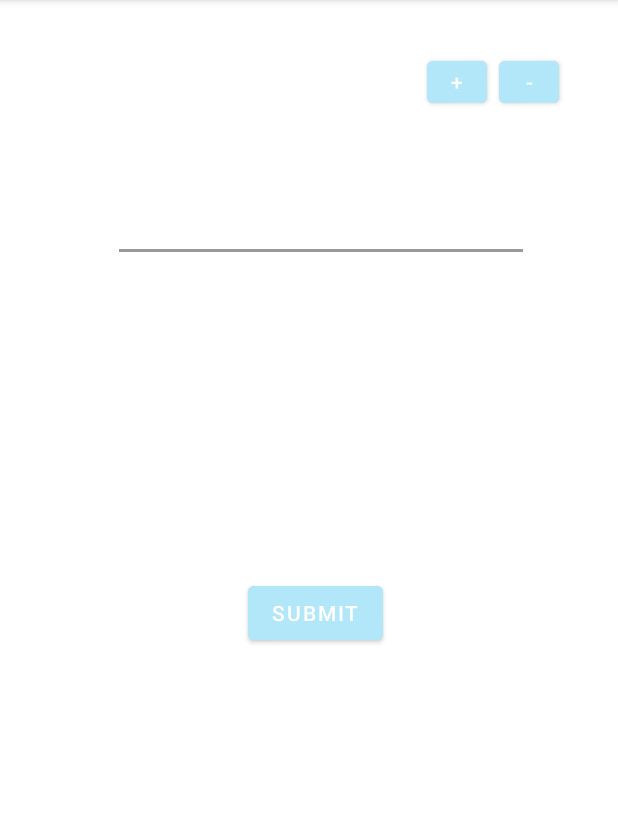
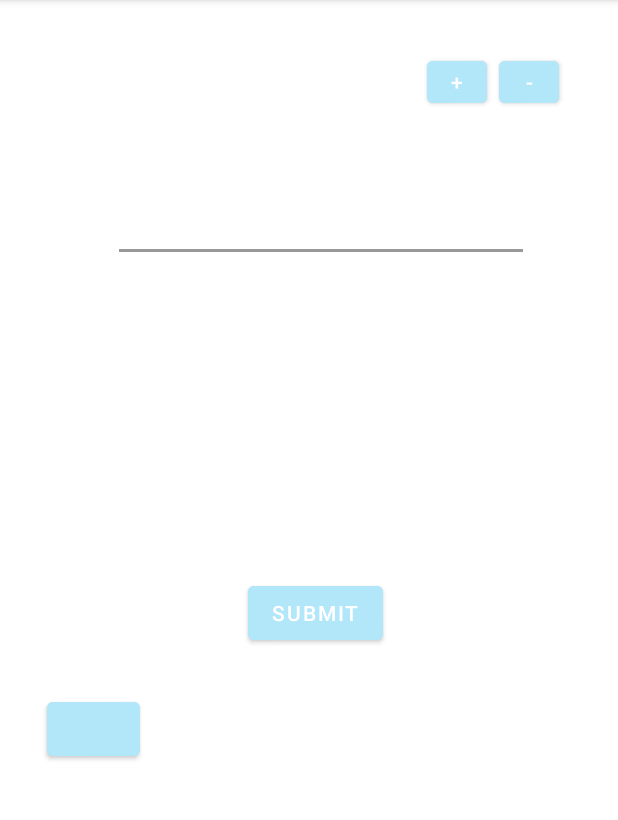
Before and after one commit to aoifeoloughlin/FinalYearProject00, an Android app: the PositivePageActivity screen opened directly, with no data from a screen before it, on a phone screen of 412 x 824 dp, the part 84-904 px from its top. Run offline under Robolectric (Android 15) with nearby library versions, the phone set to English and light mode, and no system bars; our stand-ins replace data binding.

Commit message:
Added the cancel button to the positve page

```diff
--- a/frontend/app/src/main/java/com/example/finalyearproject00/PositivePageActivity.java
+++ b/frontend/app/src/main/java/com/example/finalyearproject00/PositivePageActivity.java
@@ -103,6 +103,10 @@ public class PositivePageActivity extends AppCompatActivity {
         return timeStamp;
     }
 
+    public void moveToHomePage(View v) {
+        Intent intent = new Intent(PositivePageActivity.this, MainActivity.class);
+        startActivity(intent);
+    }
     private EditText createNewPosExp (String text){
         LinearLayout.LayoutParams lparams = new LinearLayout.LayoutParams(
                 LinearLayout.LayoutParams.WRAP_CONTENT, LinearLayout.LayoutParams.WRAP_CONTENT);
--- a/frontend/app/src/main/res/layout/positive_experiences.xml
+++ b/frontend/app/src/main/res/layout/positive_experiences.xml
@@ -86,5 +86,19 @@
         android:backgroundTint="#B2E6F9"
         android:text="Submit"
         android:textColor="#FFFFFF" />
+
+        <Button
+            android:id="@+id/goBackToHome"
+            android:layout_width="62dp"
+            android:layout_height="wrap_content"
+            android:layout_below="@+id/positiveExp01"
+            android:layout_alignParentLeft="true"
+            android:layout_marginLeft="26dp"
+            android:layout_marginTop="427dp"
+            android:backgroundTint="#B2E6F9"
+            android:onClick="moveToHomePage"
+            android:shape="oval"
+            android:textColor="#FFFFFF"
+            android:textSize="18dp" />
     </RelativeLayout>
 </layout>
```
Also changed, not shown: frontend/app/src/main/res/layout/negative_experiences.xml (indentation only).
